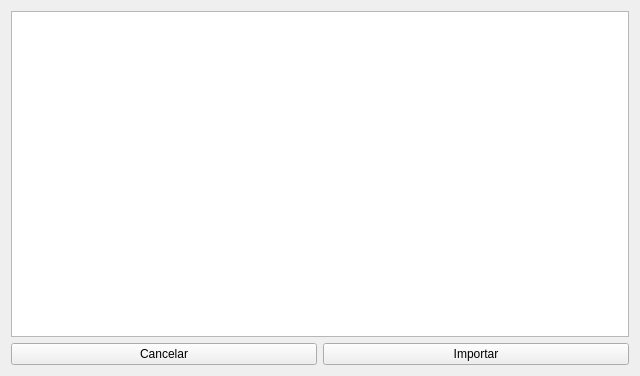
First picture: the form in mergeprodutos.ui, repository GabR36/QEstoqueLoja, before the edit.
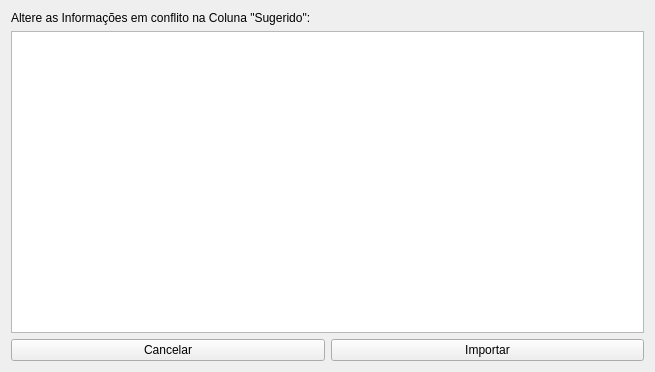
Second picture: the form after the edit.

Commit message: salvando valores coluna adicionado em produtos_nota + delegate

The edit to the form file:
```diff
--- a/mergeprodutos.ui
+++ b/mergeprodutos.ui
@@ -6,14 +6,21 @@
    <rect>
     <x>0</x>
     <y>0</y>
-    <width>640</width>
-    <height>376</height>
+    <width>655</width>
+    <height>372</height>
    </rect>
   </property>
   <property name="windowTitle">
    <string>Form</string>
   </property>
   <layout class="QVBoxLayout" name="verticalLayout">
+   <item>
+    <widget class="QLabel" name="label">
+     <property name="text">
+      <string>Altere as Informações em conflito na Coluna &quot;Sugerido&quot;:</string>
+     </property>
+    </widget>
+   </item>
    <item>
     <widget class="QTableView" name="Tview_ComparacaoProd">
      <property name="alternatingRowColors">
```
Left out of the diff: 5 changed lines with no effect on the pictures. The commit also changes 6 other files.
